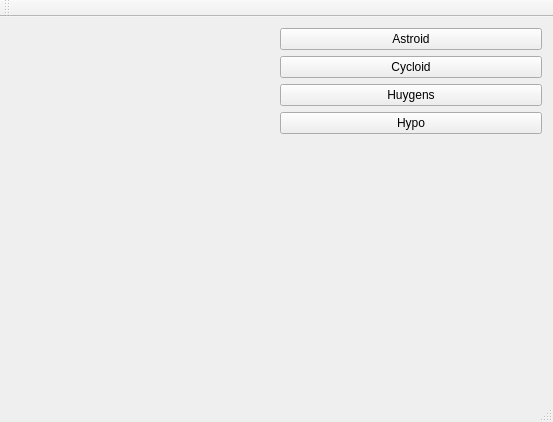
Before: the Qt Designer form mainwindow.ui in ondrej2193/QtCurvesCPP, drawn with Qt 5.
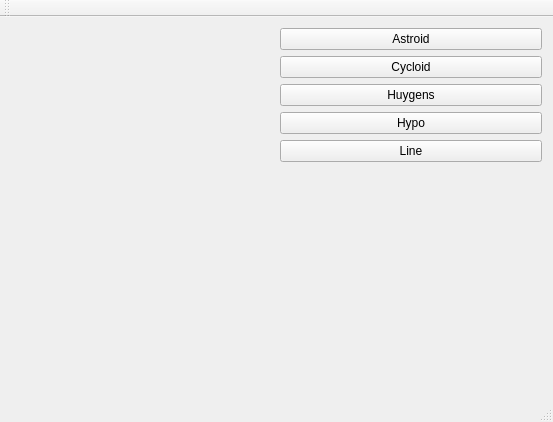
After: the same form once the commit is applied. Custom widgets are drawn as their Qt base class.

Commit message:
Add line shape
Service for paint line have added.

What changed in the file:
```diff
--- a/mainwindow.ui
+++ b/mainwindow.ui
@@ -48,6 +48,13 @@
         </property>
        </widget>
       </item>
+      <item>
+       <widget class="QPushButton" name="btnLine">
+        <property name="text">
+         <string>Line</string>
+        </property>
+       </widget>
+      </item>
       <item>
        <spacer name="verticalSpacer">
         <property name="orientation">
```
The commit also changes 5 other files.
